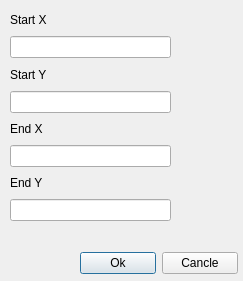
First picture: the form in Project13Qt/createlinedialog.ui, repository Florcher/Educational-lesson, before the edit.
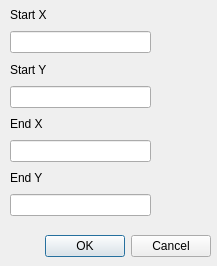
Second picture: the form after the edit.

Patch:
```diff
--- a/Project13Qt/createlinedialog.ui
+++ b/Project13Qt/createlinedialog.ui
@@ -6,31 +6,47 @@
    <rect>
     <x>0</x>
     <y>0</y>
-    <width>243</width>
-    <height>281</height>
+    <width>217</width>
+    <height>266</height>
    </rect>
   </property>
   <property name="minimumSize">
    <size>
-    <width>243</width>
-    <height>281</height>
+    <width>217</width>
+    <height>266</height>
    </size>
   </property>
   <property name="maximumSize">
    <size>
-    <width>243</width>
-    <height>281</height>
+    <width>217</width>
+    <height>266</height>
    </size>
   </property>
   <property name="windowTitle">
    <string>Dialog</string>
   </property>
-  <widget class="QWidget" name="layoutWidget">
+  <widget class="QDialogButtonBox" name="buttonBox">
    <property name="geometry">
     <rect>
      <x>10</x>
-     <y>10</y>
-     <width>161</width>
+     <y>231</y>
+     <width>201</width>
+     <height>31</height>
+    </rect>
+   </property>
+   <property name="orientation">
+    <enum>Qt::Horizontal</enum>
+   </property>
+   <property name="standardButtons">
+    <set>QDialogButtonBox::Cancel|QDialogButtonBox::Ok</set>
+   </property>
+  </widget>
+  <widget class="QWidget" name="">
+   <property name="geometry">
+    <rect>
+     <x>10</x>
+     <y>5</y>
+     <width>141</width>
      <height>211</height>
     </rect>
    </property>
@@ -77,32 +93,6 @@
     </item>
    </layout>
   </widget>
-  <widget class="QWidget" name="layoutWidget">
-   <property name="geometry">
-    <rect>
-     <x>80</x>
-     <y>250</y>
-     <width>158</width>
-     <height>26</height>
-    </rect>
-   </property>
-   <layout class="QHBoxLayout" name="horizontalLayout">
-    <item>
-     <widget class="QPushButton" name="btnEnterData">
-      <property name="text">
-       <string>Ok</string>
-      </property>
-     </widget>
-    </item>
-    <item>
-     <widget class="QPushButton" name="btnExit">
-      <property name="text">
-       <string>Cancle</string>
-      </property>
-     </widget>
-    </item>
-   </layout>
-  </widget>
  </widget>
  <resources/>
  <connections/>
```
Left out of the diff: 39 changed lines with no effect on the pictures.
